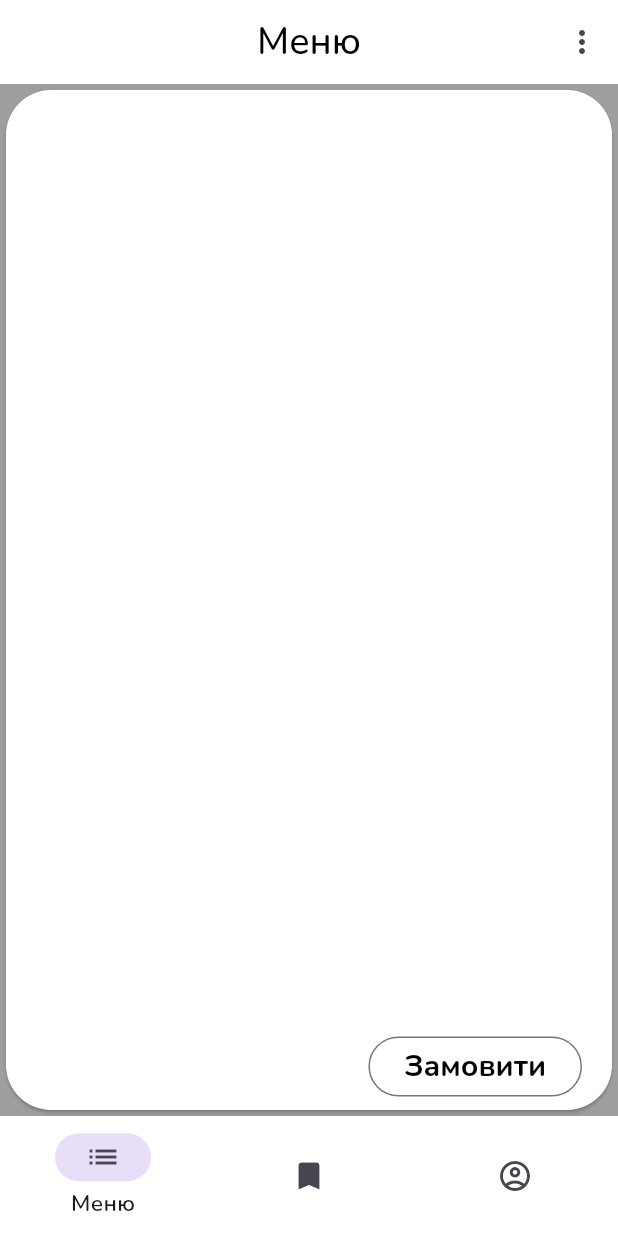
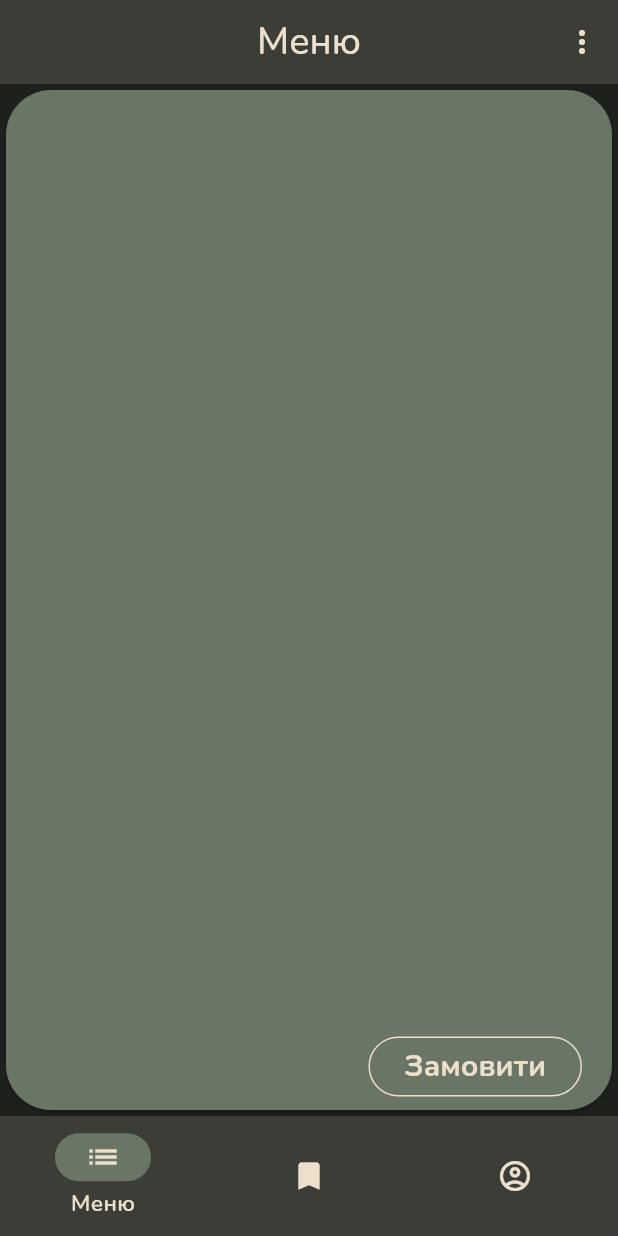
Before and after one commit to CTTAPKU/pizzeria_app, a Flutter app: the screen it shows after launch, on a phone screen of 412 x 824 dp. Run offline on Flutter 3.47's test engine with Material 3 defaults, Android fonts, the phone set to English and light mode, and no system bars; our stand-ins replace google_fonts; missing offline and left inert: expansion_widget.

```diff
--- a/lib/main.dart
+++ b/lib/main.dart
@@ -7,7 +7,7 @@ void main() {
   runApp(
     MaterialApp(
       home: nav_bar(),
-      theme: theme_data.getAppTheme()
+      theme: theme_data.getAppTheme(),
     ),
   );
 }
--- a/lib/widgets/cascading_menu.dart
+++ b/lib/widgets/cascading_menu.dart
@@ -7,6 +7,10 @@ class cascading_menu extends StatelessWidget {
   @override
   Widget build(BuildContext context) {
     return MenuAnchor(
+      style: MenuStyle(
+        backgroundColor: WidgetStatePropertyAll<Color>(Color(0xff697565)),
+
+      ),
       menuChildren: [
         MenuItemButton(
           onPressed: () {
--- a/lib/widgets/historycard.dart
+++ b/lib/widgets/historycard.dart
@@ -6,7 +6,7 @@ class history_card extends StatelessWidget {
   @override
   Widget build(BuildContext context) {
     return Card(
-
+      color: Color(0xff697565),
       child: InkWell(
         onTap: () {
 
--- a/lib/widgets/pizza_card.dart
+++ b/lib/widgets/pizza_card.dart
@@ -10,7 +10,7 @@ class pizza_card extends StatelessWidget {
     return Card(
       shape: RoundedRectangleBorder(borderRadius: BorderRadius.circular(30)),
       clipBehavior: Clip.antiAlias,
-      color: Colors.white,
+      color: Color(0xff697565),
       child: ExpansionWidget.autoSaveState(
         initiallyExpanded: false,
         titleBuilder:
@@ -25,7 +25,7 @@ class pizza_card extends StatelessWidget {
                     Container(
                       decoration: const BoxDecoration(
                         gradient: LinearGradient(
-                            colors: [Colors.white, Colors.white12],
+                            colors: [Color(0xff1E201E), Colors.transparent],
                             begin: Alignment.bottomLeft,
                             end: Alignment.topCenter),
                       ),
@@ -44,7 +44,6 @@ class pizza_card extends StatelessWidget {
                         "Margarita",
                         style: TextStyle(
                             fontWeight: FontWeight.bold,
-                            color: Colors.black,
                             fontSize: 24),
                       ),
                     )
@@ -58,6 +57,9 @@ class pizza_card extends StatelessWidget {
           alignment: Alignment.bottomRight,
           padding: const EdgeInsets.only(right: 20, bottom: 5),
           child: OutlinedButton(
+            style: OutlinedButton.styleFrom(
+              side: BorderSide(color: Color(0xffECDFCC))
+            ),
             onPressed: () {
               Navigator.push(context,
                   MaterialPageRoute(builder: (context) => order()));
@@ -66,7 +68,6 @@ class pizza_card extends StatelessWidget {
               "Замовити",
               style: TextStyle(
                   fontWeight: FontWeight.bold,
-                  color: Colors.black,
                   fontSize: 20),
             ),
           ),
```
Also changed, not shown: lib/theme.dart (+21 -8 lines).
